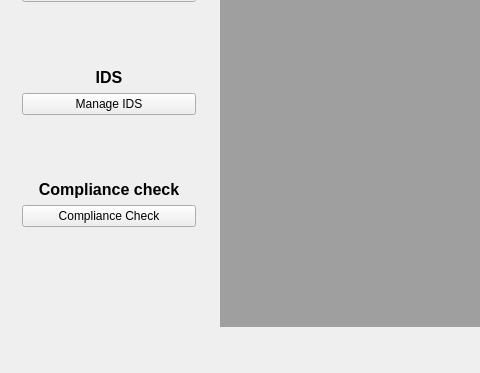
First picture: the form in GUI_Windows/main.ui, repository ivanfelipeib/Masterarbeit, before the edit; both pictures show x 0 to 480 and y 144 to 517 of the 1070 by 517 pixel window.
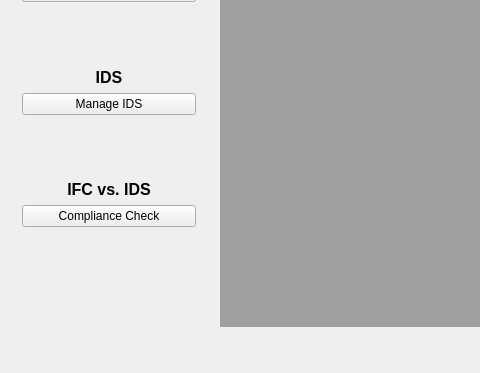
Second picture: the form after the edit.

Commit message: Change label in main window GUI

What changed in the file:
```diff
--- a/GUI_Windows/main.ui
+++ b/GUI_Windows/main.ui
@@ -95,7 +95,7 @@
         </font>
        </property>
        <property name="text">
-        <string>Compliance check</string>
+        <string>IFC vs. IDS</string>
        </property>
        <property name="textFormat">
         <enum>Qt::AutoText</enum>
```
